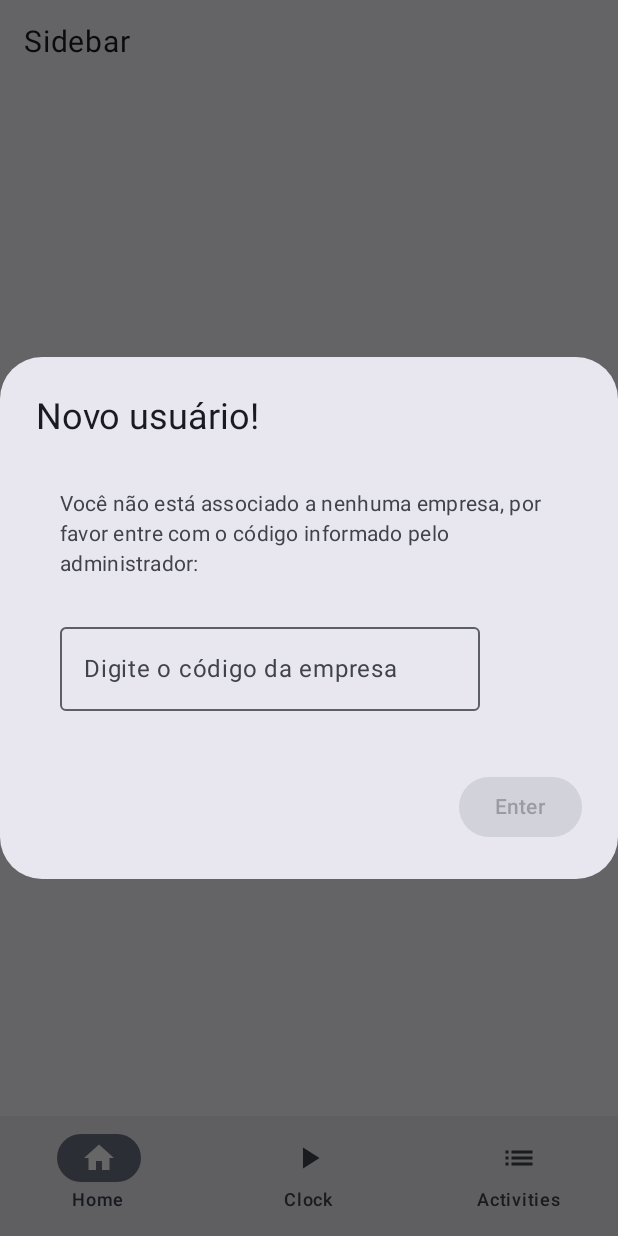
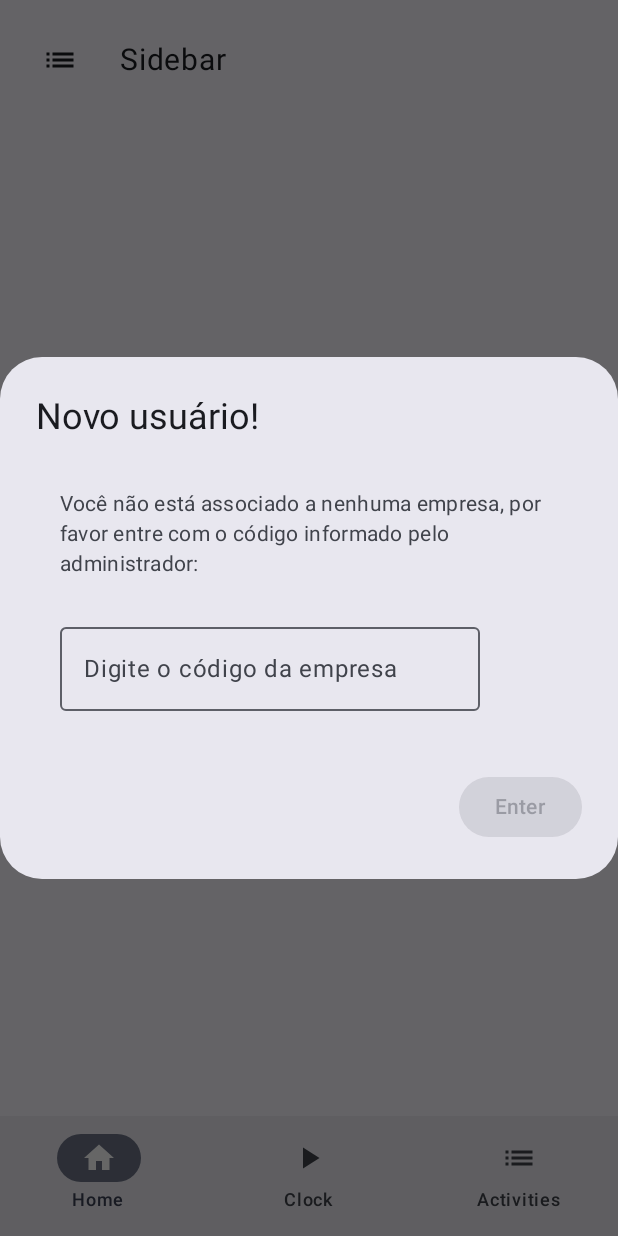
Before and after one commit to SamuelvLopes/PDM-RH, an Android app built with Jetpack Compose: the MainActivity screen opened directly, with no data from a screen before it, on a phone screen of 412 x 824 dp. Run offline under Robolectric (Android 15) with nearby library versions, the phone set to English and light mode, and no system bars.

Commit message:
Added the sidebar

```diff
--- a/InCompanyApp/app/src/main/java/com/incompanyapp/MainActivity.kt
+++ b/InCompanyApp/app/src/main/java/com/incompanyapp/MainActivity.kt
@@ -4,13 +4,19 @@ import android.app.Activity
 import android.os.Bundle
 import androidx.activity.ComponentActivity
 import androidx.activity.compose.setContent
+import androidx.compose.foundation.background
+import androidx.compose.foundation.clickable
 import androidx.compose.foundation.layout.Arrangement
+import androidx.compose.foundation.layout.Box
 import androidx.compose.foundation.layout.Column
 import androidx.compose.foundation.layout.Row
 import androidx.compose.foundation.layout.Spacer
+import androidx.compose.foundation.layout.fillMaxHeight
 import androidx.compose.foundation.layout.fillMaxSize
+import androidx.compose.foundation.layout.fillMaxWidth
 import androidx.compose.foundation.layout.padding
 import androidx.compose.foundation.layout.size
+import androidx.compose.foundation.layout.width
 import androidx.compose.material.icons.Icons
 import androidx.compose.material.icons.filled.Home
 import androidx.compose.material.icons.filled.List
@@ -20,11 +26,14 @@ import androidx.compose.runtime.*
 import androidx.compose.runtime.saveable.rememberSaveable
 import androidx.compose.ui.Alignment
 import androidx.compose.ui.Modifier
+import androidx.compose.ui.graphics.Color
 import androidx.compose.ui.platform.LocalContext
 import androidx.compose.ui.tooling.preview.Preview
 import androidx.compose.ui.unit.dp
 import androidx.compose.ui.unit.sp
 import com.incompanyapp.ui.theme.InCompanyAppTheme
+import kotlinx.coroutines.launch
+
 
 class MainActivity : ComponentActivity() {
     override fun onCreate(savedInstanceState: Bundle?) {
@@ -46,14 +55,43 @@ class MainActivity : ComponentActivity() {
 @Composable
 fun MainScreen() {
     var selectedScreen by remember { mutableStateOf("home") }
+    val drawerState = rememberDrawerState(initialValue = DrawerValue.Closed)
+    val scope = rememberCoroutineScope()
+    var shouldLogout by remember { mutableStateOf(false) }
 
+    if (shouldLogout) {
+        val activity = LocalContext.current as? Activity
+        LaunchedEffect(Unit) {
+            activity?.finish()
+        }
+    }
+    Box {
+        ModalNavigationDrawer(
+            drawerState = drawerState,
+            gesturesEnabled = true,
+            drawerContent = {
+                DrawerContent(
+                    onLogout = {
+                        shouldLogout = true
+                    }
+                )
+            },
+            content = {
                 Scaffold(
                     topBar = {
+                        Row(
+                            verticalAlignment = Alignment.CenterVertically,
+                            modifier = Modifier.padding(16.dp)
+                        ) {
+                            IconButton(onClick = { scope.launch { drawerState.open() } }) {
+                                Icon(Icons.Filled.List, contentDescription = "Open Drawer")
+                            }
+                            Spacer(modifier = Modifier.size(16.dp))
                             Text(
                                 text = "Sidebar",
-                modifier = Modifier.padding(16.dp),
                                 fontSize = 20.sp
                             )
+                        }
                     },
                     bottomBar = {
                         BottomNavigationBar(selectedScreen = selectedScreen) { screen ->
@@ -65,6 +103,39 @@ fun MainScreen() {
                         "home" -> HomePage(Modifier.padding(padding))
                         "clock" -> ClockPage(Modifier.padding(padding))
                         "activityList" -> ActivityListPage(Modifier.padding(padding))
+                    }
+                }
+            }
+        )
+    }
+
+}
+
+@Composable
+fun DrawerContent(onLogout: () -> Unit) {
+    Column(
+        modifier = Modifier
+            .width(240.dp)  // Adjust the width as needed
+            .fillMaxHeight()
+            .background(MaterialTheme.colorScheme.surface)
+            .padding(16.dp),
+        verticalArrangement = Arrangement.Top,
+        horizontalAlignment = Alignment.Start
+    ) {
+        Text("Companies", fontSize = 20.sp, modifier = Modifier.padding(bottom = 8.dp))
+
+        val companies = listOf("Company A", "Company B", "Company C")
+        for (company in companies) {
+            Text(text = company, fontSize = 16.sp, modifier = Modifier.padding(vertical = 8.dp))
+        }
+
+        Spacer(modifier = Modifier.weight(1f))
+
+        Button(
+            onClick = { onLogout() },
+            modifier = Modifier.fillMaxWidth()
+        ) {
+            Text("Logout")
         }
     }
 }
```
Lines whose indentation alone changed are shown as unchanged.
